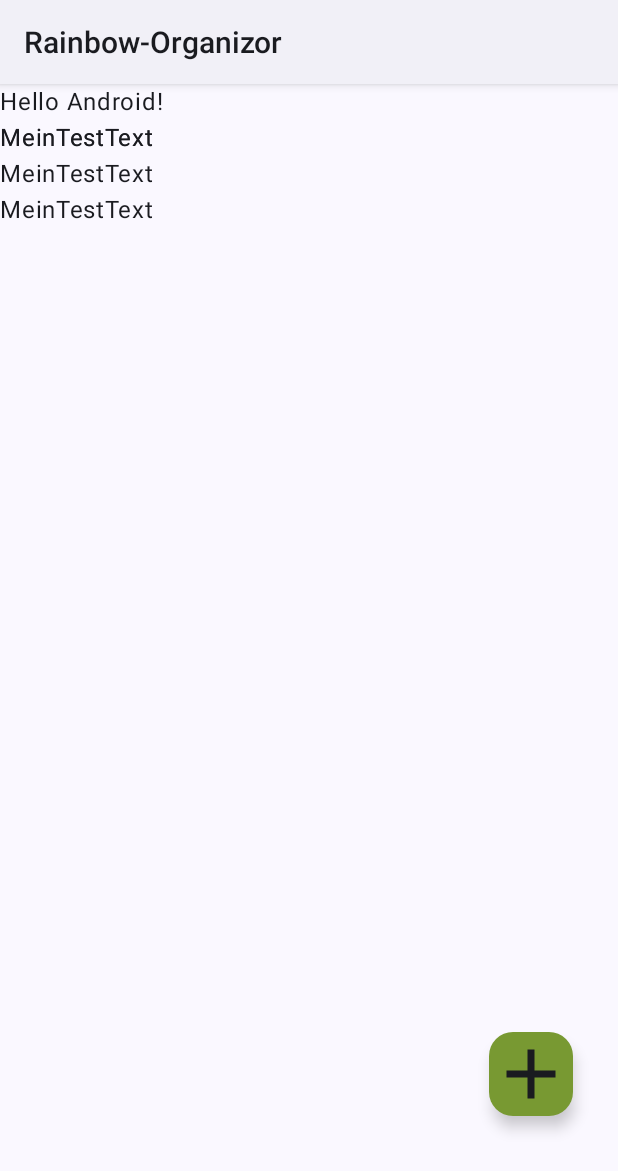
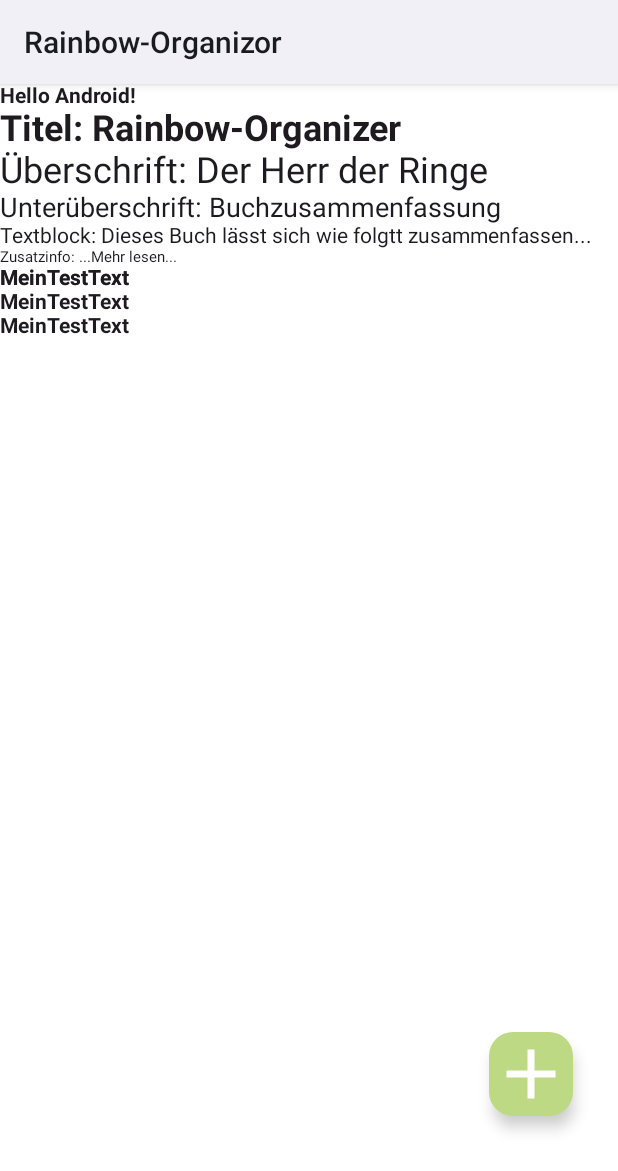
Before and after one commit to Lithinem/Rainbow-Organizer, an Android app built with Jetpack Compose: the screen it shows after launch (MainActivity), on a phone screen of 412 x 824 dp. Shown: the top 1171 px of the screen. Run offline under Robolectric (Android 15) with nearby library versions, the light colour scheme and no system bars.

Commit message:
Added Color and Text Themes following Material Design 3 including TextDemos

```diff
--- a/app/src/main/java/de/greiwies/rainbow_organizor/MainActivity.kt
+++ b/app/src/main/java/de/greiwies/rainbow_organizor/MainActivity.kt
@@ -15,6 +15,7 @@ import androidx.compose.ui.tooling.preview.Preview
 import androidx.core.splashscreen.SplashScreen.Companion.installSplashScreen
 import de.greiwies.rainbow_organizor.components.HideSystemUI
 import de.greiwies.rainbow_organizor.demos.DemoExpandableFab
+import de.greiwies.rainbow_organizor.demos.DemoTextsWithDifferentStyles
 import de.greiwies.rainbow_organizor.ui.theme.RainbowOrganizorTheme
 
 class MainActivity : ComponentActivity() {
@@ -43,6 +44,7 @@ fun Greeting(name: String, modifier: Modifier = Modifier) {
             text = "Hello $name!",
             modifier = modifier
         )
+        DemoTextsWithDifferentStyles()
         DemoExpandableFab()
     }
 }
--- a/app/src/main/java/de/greiwies/rainbow_organizor/components/Buttons.kt
+++ b/app/src/main/java/de/greiwies/rainbow_organizor/components/Buttons.kt
@@ -133,7 +133,6 @@ fun ExpandableFab(expandFab : MutableState<Boolean>) {
         AnimatedVisibility(visible = !expandFab.value) {
             FloatingActionButton(
                 onClick = { expandFab.value = !expandFab.value },
-                containerColor = MainColorDark,
                 modifier = Modifier.size(56.dp)
                     .offset(x=(-30).dp, y = (-80).dp)
             ) {
--- a/app/src/main/java/de/greiwies/rainbow_organizor/components/Misc.kt
+++ b/app/src/main/java/de/greiwies/rainbow_organizor/components/Misc.kt
@@ -1,7 +1,6 @@
 package de.greiwies.rainbow_organizor.components
 
 import android.app.Activity
-import android.view.WindowInsetsController
 import androidx.compose.animation.animateColorAsState
 import androidx.compose.animation.core.tween
 import androidx.compose.foundation.background
@@ -21,13 +20,13 @@ import androidx.compose.ui.zIndex
 import androidx.core.view.WindowInsetsCompat
 import androidx.core.view.WindowInsetsControllerCompat
 import de.greiwies.rainbow_organizor.R
-import de.greiwies.rainbow_organizor.ui.theme.GrayHalfTransparent
+import de.greiwies.rainbow_organizor.ui.theme.OverlayBackgroundGrayHalfTransparent
 
 @Composable
 fun GrayscalableOverlayWithContent(expandFab : MutableState<Boolean>, content: @Composable () -> Unit)
 {
     val animatedColor by animateColorAsState(
-        targetValue = if (expandFab.value) GrayHalfTransparent else Color.Transparent,
+        targetValue = if (expandFab.value) OverlayBackgroundGrayHalfTransparent else Color.Transparent,
         animationSpec = tween(durationMillis = integerResource(id = R.integer.DefaultAnimationDurationMilliseconds))
     )
 
--- /dev/null
+++ b/app/src/main/java/de/greiwies/rainbow_organizor/demos/TextRepresentationDemos.kt
@@ -0,0 +1,19 @@
+package de.greiwies.rainbow_organizor.demos
+
+import androidx.compose.material3.MaterialTheme
+import androidx.compose.material3.Text
+import androidx.compose.runtime.Composable
+
+@Composable
+fun DemoTextsWithDifferentStyles(){
+    Text("Titel: Rainbow-Organizer", style = MaterialTheme.typography.titleLarge)
+    //Text("titleMedium", style = MaterialTheme.typography.titleMedium)
+    //Text("titleSmall", style = MaterialTheme.typography.titleSmall)
+
+    Text("Überschrift: Der Herr der Ringe", style = MaterialTheme.typography.headlineLarge)
+    Text("Unterüberschrift: Buchzusammenfassung", style = MaterialTheme.typography.headlineMedium)
+    //Text("headlineSmall", style = MaterialTheme.typography.headlineSmall)
+
+    Text("Textblock: Dieses Buch lässt sich wie folgtt zusammenfassen...", style = MaterialTheme.typography.bodyMedium)
+    Text("Zusatzinfo: ...Mehr lesen...", style = MaterialTheme.typography.bodySmall)
+}
--- a/app/src/main/java/de/greiwies/rainbow_organizor/ui/theme/Color.kt
+++ b/app/src/main/java/de/greiwies/rainbow_organizor/ui/theme/Color.kt
@@ -1,14 +1,6 @@
 package de.greiwies.rainbow_organizor.ui.theme
 
 import androidx.compose.ui.graphics.Color
-
-val Purple80 = Color(0xFFD0BCFF)
-val PurpleGrey80 = Color(0xFFCCC2DC)
-val Pink80 = Color(0xFFEFB8C8)
-
-val Purple40 = Color(0xFF6650a4)
-val PurpleGrey40 = Color(0xFF625b71)
-val Pink40 = Color(0xFF7D5260)
 
 val MainColorMain = Color(0xFF98b755)
 val MainColorLight = Color(0xFFbed984)
@@ -34,4 +26,4 @@ val ContrastColorLight2 = Color(0xFFd39dbd)
 val ContrastColorDark = Color(0xFF822b5e)
 val ContrastColorDark2 = Color(0xFF631241)
 
-val GrayHalfTransparent = Color(0x665B5B5B)
+val OverlayBackgroundGrayHalfTransparent = Color(0x665B5B5B)
--- a/app/src/main/java/de/greiwies/rainbow_organizor/ui/theme/Theme.kt
+++ b/app/src/main/java/de/greiwies/rainbow_organizor/ui/theme/Theme.kt
@@ -4,24 +4,47 @@ import android.app.Activity
 import android.os.Build
 import androidx.compose.foundation.isSystemInDarkTheme
 import androidx.compose.material3.MaterialTheme
+import androidx.compose.material3.Typography
 import androidx.compose.material3.darkColorScheme
 import androidx.compose.material3.dynamicDarkColorScheme
 import androidx.compose.material3.dynamicLightColorScheme
 import androidx.compose.material3.lightColorScheme
 import androidx.compose.runtime.Composable
+import androidx.compose.ui.graphics.Color
 import androidx.compose.ui.platform.LocalContext
+import androidx.compose.ui.text.TextStyle
+import androidx.compose.ui.text.font.FontWeight
+import androidx.compose.ui.unit.sp
 
 // TODO: Overwrite colors
 private val DarkColorScheme = darkColorScheme(
-    primary = Purple80,
-    secondary = PurpleGrey80,
-    tertiary = Pink80
+    primary = MainColorDark,
+    primaryContainer = MainColorDark,
+
+    secondary = SecondaryColorDark,
+    secondaryContainer = SecondaryColorDark,
+
+    tertiary = Secondary2ColorDark,
+    tertiaryContainer = Secondary2ColorDark,
+
+    error = ContrastColorDark,
+    errorContainer = ContrastColorDark,
 )
 
 private val LightColorScheme = lightColorScheme(
-    primary = Purple40,
-    secondary = PurpleGrey40,
-    tertiary = Pink40
+    primary = MainColorLight,
+    primaryContainer = MainColorLight,
+
+    secondary = SecondaryColorLight,
+    secondaryContainer = SecondaryColorLight,
+
+    tertiary = Secondary2ColorLight,
+    tertiaryContainer = Secondary2ColorLight,
+
+    error = ContrastColorLight,
+    errorContainer = ContrastColorLight,
+
+    background = Color.White
 
     /* Other default colors to override
     background = Color(0xFFFFFBFE),
@@ -34,6 +57,50 @@ private val LightColorScheme = lightColorScheme(
     */
 )
 
+// For all values refere to https://developer.android.com/reference/kotlin/androidx/compose/material3/Typography
+// Use .sp for scaleable pixels. These will refere to user specific setup regarding font size in the OS settings.
+private val RainbowTypography = Typography(
+    titleLarge = TextStyle(
+        fontWeight = FontWeight.Bold,
+        fontSize = 24.sp
+    ),
+    titleMedium = TextStyle(
+        fontWeight = FontWeight.Normal,
+        fontSize = 24.sp
+    ),
+    titleSmall = TextStyle(
+        fontSize = 18.sp,
+        fontWeight = FontWeight.Normal
+    ),
+
+    headlineLarge = TextStyle(
+        fontWeight = FontWeight.Normal,
+        fontSize = 24.sp
+    ),
+    headlineMedium = TextStyle(
+        fontSize = 18.sp,
+        fontWeight = FontWeight.Normal
+    ),
+    headlineSmall = TextStyle(
+        fontSize = 14.sp,
+        fontWeight = FontWeight.Normal
+    ),
+
+
+    bodyLarge = TextStyle(
+        fontSize = 14.sp,
+        fontWeight = FontWeight.Bold
+    ),
+    bodyMedium = TextStyle(
+        fontSize = 14.sp,
+        fontWeight = FontWeight.Normal
+    ),
+    bodySmall = TextStyle(
+        fontSize = 10.sp,
+        fontWeight = FontWeight.Normal
+    )
+)
+
 @Composable
 fun RainbowOrganizorTheme(
     darkTheme: Boolean = isSystemInDarkTheme(),
@@ -42,10 +109,10 @@ fun RainbowOrganizorTheme(
     content: @Composable () -> Unit
 ) {
     val colorScheme = when {
-        dynamicColor && Build.VERSION.SDK_INT >= Build.VERSION_CODES.S -> {
-            val context = LocalContext.current
-            if (darkTheme) dynamicDarkColorScheme(context) else dynamicLightColorScheme(context)
-        }
+        //dynamicColor && Build.VERSION.SDK_INT >= Build.VERSION_CODES.S -> {
+        //    val context = LocalContext.current
+        //    if (darkTheme) dynamicDarkColorScheme(context) else dynamicLightColorScheme(context)
+        //}
 
         darkTheme -> DarkColorScheme
         else -> LightColorScheme
@@ -53,7 +120,7 @@ fun RainbowOrganizorTheme(
 
     MaterialTheme(
         colorScheme = colorScheme,
-        typography = Typography,
+        typography = RainbowTypography,
         content = content
     )
 }
```
